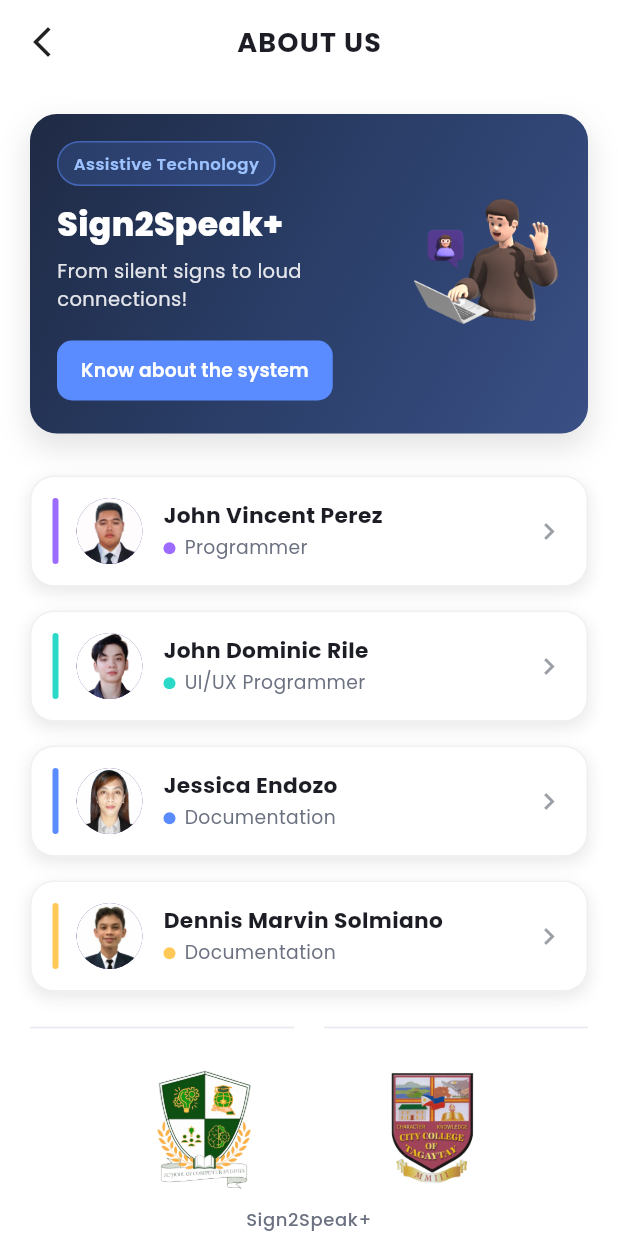
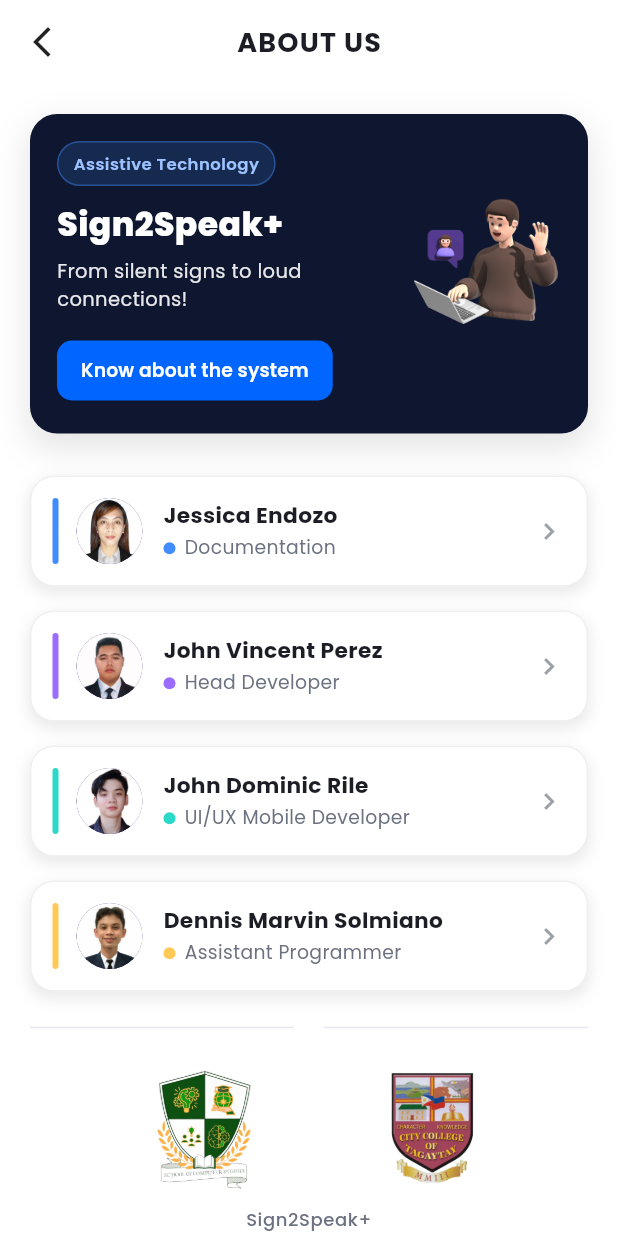
Before and after one commit to jeybi000/Sign2SpeakApp, a Flutter app: the AboutScreen screen opened directly, on a phone screen of 412 x 824 dp. Run offline on Flutter 3.47's test engine with Material 3 defaults, Android fonts, the phone set to English and light mode, and no system bars; our stand-ins replace flip_card, flutter_tts, google_fonts, smooth_page_indicator.

Commit message:
UI update

```diff
--- a/lib/about.dart
+++ b/lib/about.dart
@@ -22,7 +22,8 @@
           onPressed: () => Navigator.pop(context),
         ),
         centerTitle: true,
-        title: Text("ABOUT US",
+        title: Text(
+          "ABOUT US",
           style: GoogleFonts.poppins(
             fontSize: 18,
             fontWeight: FontWeight.w700,
@@ -44,16 +45,15 @@
                   begin: Alignment.topLeft,
                   end: Alignment.bottomRight,
                   colors: [
-                    Color(0xFF1F2A44),
-                    Color(0xFF2A3E68),
-                    Color(0xFF3A4F85),
+                    Color(0xFF0F1730),
+                    Color(0xFF0F1730),
                   ],
                 ),
                 borderRadius: BorderRadius.circular(18),
                 boxShadow: const [
                   BoxShadow(
                     color: Color(0x1A000000),
-                    blurRadius: 16,
+                    blurRadius: 18,
                     spreadRadius: 2,
                     offset: Offset(0, 8),
                   ),
@@ -70,15 +70,14 @@
                           padding: const EdgeInsets.symmetric(
                               horizontal: 10, vertical: 6),
                           decoration: BoxDecoration(
-                            // ignore: deprecated_member_use
-                            color: const Color(0xFF5B8CFF).withOpacity(.18),
+                            color: const Color(0xFF418DFF).withOpacity(.15),
                             borderRadius: BorderRadius.circular(999),
                             border: Border.all(
-                              // ignore: deprecated_member_use
-                              color: const Color(0xFF5B8CFF).withOpacity(.5),
+                              color: const Color(0xFF418DFF).withOpacity(.4),
                             ),
                           ),
-                          child: Text("Assistive Technology",
+                          child: Text(
+                            "Assistive Technology",
                             style: GoogleFonts.poppins(
                               fontSize: 11,
                               fontWeight: FontWeight.w600,
@@ -88,7 +87,8 @@
                           ),
                         ),
                         const SizedBox(height: 10),
-                        Text("Sign2Speak+",
+                        Text(
+                          "Sign2Speak+",
                           style: GoogleFonts.poppins(
                             fontSize: 22,
                             fontWeight: FontWeight.w800,
@@ -97,19 +97,19 @@
                           ),
                         ),
                         const SizedBox(height: 6),
-                        Text("From silent signs to loud connections!",
+                        Text(
+                          "From silent signs to loud connections!",
                           style: GoogleFonts.poppins(
                             fontSize: 13,
                             fontWeight: FontWeight.w400,
-                            // ignore: deprecated_member_use
-                            color: Colors.white.withOpacity(.88),
+                            color: Colors.white.withOpacity(.9),
                             height: 1.5,
                           ),
                         ),
                         const SizedBox(height: 14),
                         ElevatedButton(
                           style: ElevatedButton.styleFrom(
-                            backgroundColor: const Color(0xFF5B8CFF),
+                            backgroundColor: const Color(0xFF0066FF),
                             padding: const EdgeInsets.symmetric(
                                 horizontal: 16, vertical: 10),
                             elevation: 0,
@@ -120,11 +120,11 @@
                           onPressed: () {
                             Navigator.push(
                               context,
-                              MaterialPageRoute(
-                                  builder: (_) => const GScreen()),
+                              MaterialPageRoute(builder: (_) => const GScreen()),
                             );
                           },
-                          child: Text("Know about the system",
+                          child: Text(
+                            "Know about the system",
                             style: GoogleFonts.poppins(
                               fontSize: 12.5,
                               fontWeight: FontWeight.w600,
@@ -146,14 +146,21 @@
                 ],
               ),
             ),
-
             const SizedBox(height: 28),
-
+            _buildMemberCard(
+              context,
+              image: "assets/endozo.jpg",
+              name: "Jessica Endozo",
+              role: "Documentation",
+              route: const JScreen(),
+              accentColor: const Color(0xFF418DFF),
+            ),
+            const SizedBox(height: 16),
             _buildMemberCard(
               context,
               image: "assets/perez.jpg",
               name: "John Vincent Perez",
-              role: "Programmer",
+              role: "Head Developer",
               route: const PScreen(),
               accentColor: const Color(0xFF9C6BFF),
             ),
@@ -162,35 +169,22 @@
               context,
               image: "assets/rile.png",
               name: "John Dominic Rile",
-              role: "UI/UX Programmer",
+              role: "UI/UX Mobile Developer",
               route: const RScreen(),
               accentColor: const Color(0xFF2BD9C8),
             ),
             const SizedBox(height: 16),
             _buildMemberCard(
               context,
-              image: "assets/endozo.jpg",
-              name: "Jessica Endozo",
-              role: "Documentation",
-              route: const JScreen(),
-              accentColor: const Color(0xFF5B8CFF),
-            ),
-            const SizedBox(height: 16),
-            _buildMemberCard(
-              context,
               image: "assets/solmiano.jpg",
               name: "Dennis Marvin Solmiano",
-              role: "Documentation",
+              role: "Assistant Programmer",
               route: const MScreen(),
               accentColor: const Color(0xFFFFC857),
             ),
-
             const SizedBox(height: 15),
-
             _dividerWithLabel(""),
-
             const SizedBox(height: 15),
-
             Wrap(
               alignment: WrapAlignment.center,
               crossAxisAlignment: WrapCrossAlignment.center,
@@ -207,12 +201,11 @@
                 ),
               ],
             ),
-
             const SizedBox(height: 10),
-
-            Text("Sign2Speak+",
-                textAlign: TextAlign.center,
-                style: GoogleFonts.poppins(
+            Text(
+              "Sign2Speak+",
+              textAlign: TextAlign.center,
+              style: GoogleFonts.poppins(
                 fontSize: 12,
                 fontWeight: FontWeight.w500,
                 color: const Color(0xFF6B7180),
@@ -249,13 +242,13 @@
           borderRadius: BorderRadius.circular(16),
           boxShadow: const [
             BoxShadow(
-              color: Color(0x14000000),
+              color: Color(0x15000000),
               spreadRadius: 1,
               blurRadius: 8,
               offset: Offset(0, 4),
             ),
           ],
-          border: Border.all(color: const Color(0x0F000000)),
+          border: Border.all(color: Color(0x0F000000)),
         ),
         child: Row(
           children: [
@@ -315,7 +308,8 @@
               ),
             ),
             const SizedBox(width: 8),
-           const Icon(Icons.chevron_right, color: Color(0xFF9AA0A6), size: 22),
+            const Icon(Icons.chevron_right,
+                color: Color(0xFF9AA0A6), size: 22),
           ],
         ),
       ),
--- a/lib/g.dart
+++ b/lib/g.dart
@@ -154,7 +154,7 @@
           title: Text(
             "About",
             style: GoogleFonts.inter(
-              fontSize: 18,
+              fontSize: 23,
               fontWeight: FontWeight.w600,
               color: Colors.white,
               letterSpacing: 0.2,
--- a/lib/home.dart
+++ b/lib/home.dart
@@ -28,7 +28,7 @@
                   Text(
                     "Welcome!",
                     style: GoogleFonts.poppins(
-                      fontSize: 15,
+                      fontSize: 16,
                       fontWeight: FontWeight.w400,
                       color: Colors.black.withOpacity(0.8),
                     ),
@@ -283,8 +283,7 @@
       appBar: AppBar(
         elevation: 0,
         centerTitle: true,
-        title: Text(
-          "Wi-Fi Status",
+        title: Text("Wi-Fi Status",
           style: GoogleFonts.poppins(
             fontSize: 18,
             fontWeight: FontWeight.w700,
--- a/pubspec.yaml
+++ b/pubspec.yaml
@@ -24,13 +24,14 @@
 
 flutter_icons:
   android: true
-  image_path: "assets/icon.png"
+  image_path: "assets/icon.jpg"
 
 flutter:
   uses-material-design: true
 
   assets:
     - assets/hand_logo.png
+    - assets/icon.jpg
     - assets/character.png
     - assets/rile.png
     - assets/perez.jpg
@@ -39,7 +40,6 @@
     - assets/speaker.png
     - assets/scsLOGO.png
     - assets/cctLOGO.png
-    - assets/icon.png
     - assets/letterA.png
     - assets/letterB.png
     - assets/letterC.png
```
Also changed, not shown: assets/icon.jpg (added), assets/icon.png (deleted).
